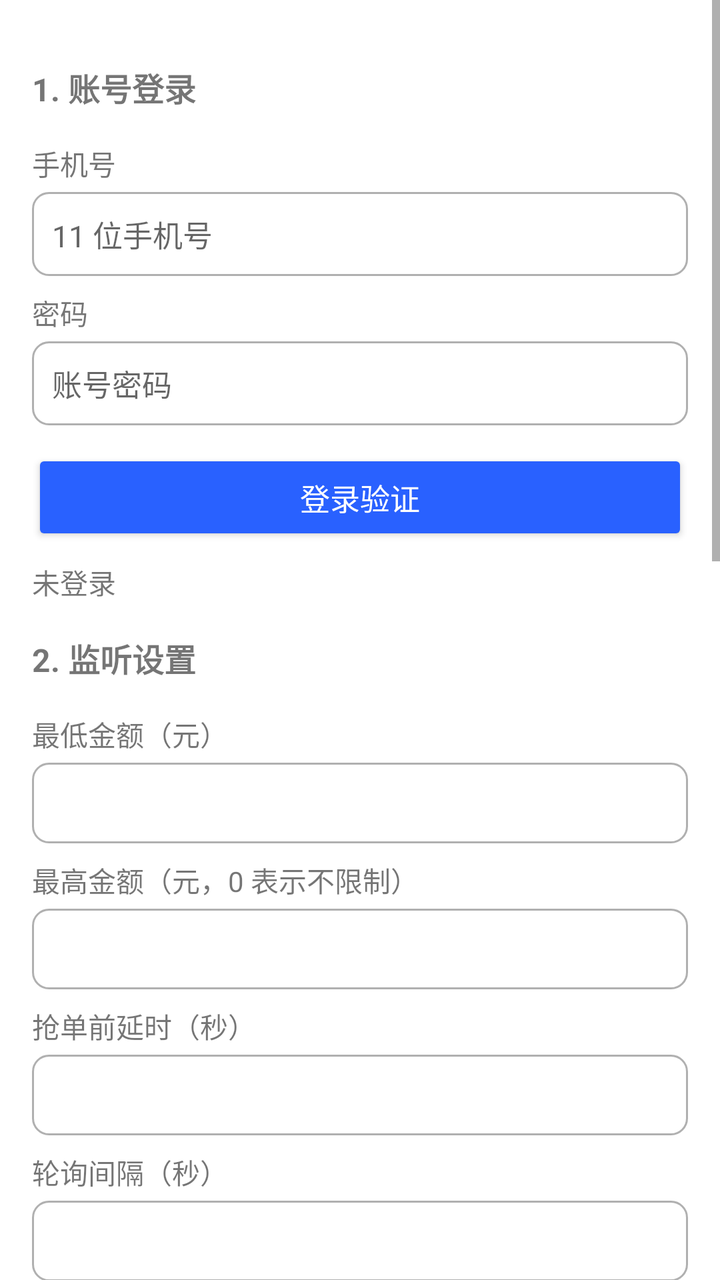
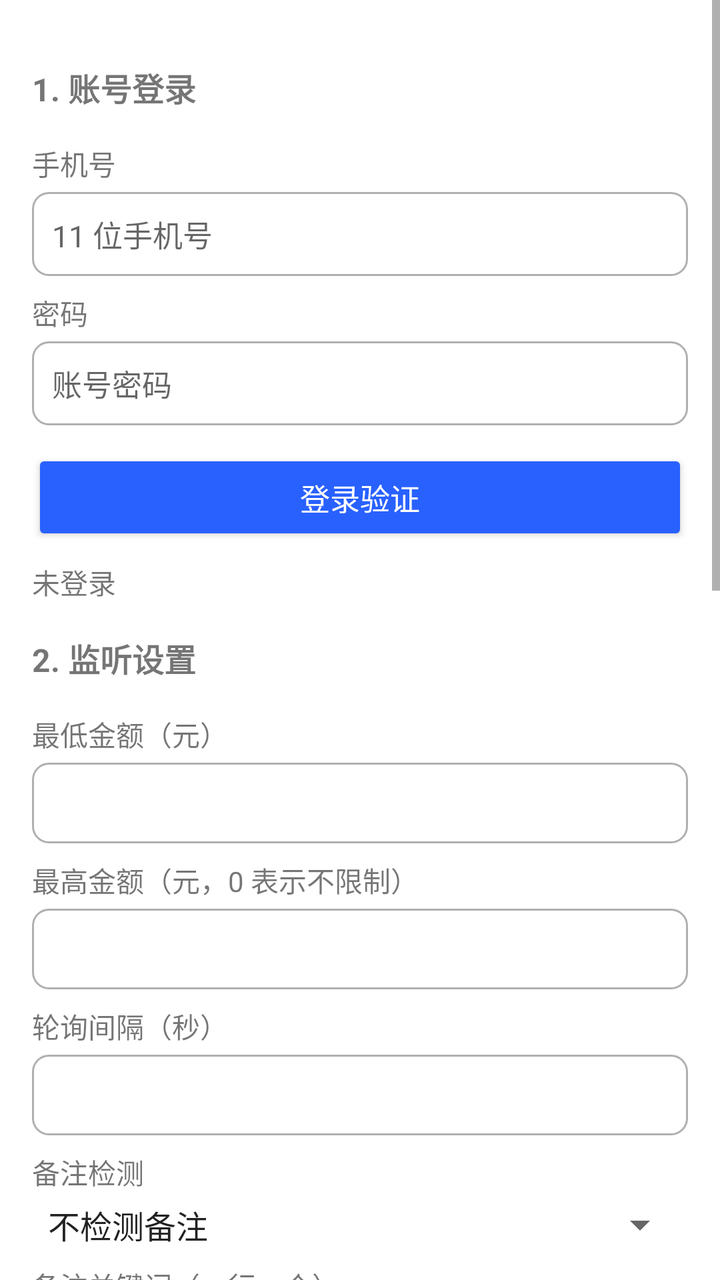

An Android layout rendered at two revisions. The XML below is the earlier revision; the diff shows what the commit changed to produce the second picture.
<!-- AndroidManifest.xml: application theme Theme.DPGrabber -->
<!-- res/layout/activity_main.xml -->
<?xml version="1.0" encoding="utf-8"?>
<ScrollView xmlns:android="http://schemas.android.com/apk/res/android"
    android:layout_width="match_parent"
    android:layout_height="match_parent"
    android:fillViewport="true">

    <LinearLayout
        android:layout_width="match_parent"
        android:layout_height="wrap_content"
        android:orientation="vertical"
        android:padding="16dp">

        <TextView
            android:id="@+id/credentialsWarning"
            android:layout_width="match_parent"
            android:layout_height="wrap_content"
            android:text="@string/credentials_unencrypted_warning"
            android:textColor="#B00020"
            android:textSize="13sp"
            android:visibility="gone" />

        <TextView
            style="@style/SectionTitle"
            android:text="@string/section_login" />

        <TextView
            style="@style/FieldLabel"
            android:text="@string/label_phone" />

        <EditText
            android:id="@+id/phoneInput"
            style="@style/FieldInput"
            android:hint="@string/hint_phone"
            android:inputType="phone"
            android:maxLines="1" />

        <TextView
            style="@style/FieldLabel"
            android:text="@string/label_password" />

        <EditText
            android:id="@+id/passwordInput"
            style="@style/FieldInput"
            android:hint="@string/hint_password"
            android:inputType="textPassword"
            android:maxLines="1" />

        <Button
            android:id="@+id/loginButton"
            style="@style/PrimaryButton"
            android:text="@string/btn_login" />

        <TextView
            android:id="@+id/loginStatus"
            android:layout_width="match_parent"
            android:layout_height="wrap_content"
            android:paddingTop="8dp"
            android:text="@string/login_not_logged_in"
            android:textSize="14sp" />

        <TextView
            style="@style/SectionTitle"
            android:text="@string/section_settings" />

        <TextView
            style="@style/FieldLabel"
            android:text="@string/label_min_amount" />

        <EditText
            android:id="@+id/minAmountInput"
            style="@style/FieldInput"
            android:inputType="numberDecimal"
            android:maxLines="1" />

        <TextView
            style="@style/FieldLabel"
            android:text="@string/label_max_amount" />

        <EditText
            android:id="@+id/maxAmountInput"
            style="@style/FieldInput"
            android:inputType="numberDecimal"
            android:maxLines="1" />

        <TextView
            style="@style/FieldLabel"
            android:text="@string/label_user_delay" />

        <EditText
            android:id="@+id/userDelayInput"
            style="@style/FieldInput"
            android:inputType="number"
            android:maxLines="1" />

        <TextView
            style="@style/FieldLabel"
            android:text="@string/label_poll_interval" />

        <EditText
            android:id="@+id/pollIntervalInput"
            style="@style/FieldInput"
            android:inputType="numberDecimal"
            android:maxLines="1" />

        <TextView
            style="@style/FieldLabel"
            android:text="@string/label_memo_mode" />

        <Spinner
            android:id="@+id/memoModeSpinner"
            android:layout_width="match_parent"
            android:layout_height="wrap_content"
            android:entries="@array/memo_mode_options" />

        <TextView
            style="@style/FieldLabel"
            android:text="@string/label_memo_keywords" />

        <EditText
            android:id="@+id/memoKeywordsInput"
            style="@style/FieldInput"
            android:hint="@string/hint_memo_keywords"
            android:inputType="textMultiLine"
            android:minLines="2" />

        <TextView
            style="@style/FieldLabel"
            android:text="@string/label_blacklist" />

        <EditText
            android:id="@+id/blacklistInput"
            style="@style/FieldInput"
            android:hint="@string/hint_blacklist"
            android:inputType="textMultiLine"
            android:minLines="2" />

        <Button
            android:id="@+id/saveSettingsButton"
            style="@style/PrimaryButton"
            android:text="@string/btn_save_settings" />

        <TextView
            style="@style/SectionTitle"
            android:text="@string/section_listen" />

        <Button
            android:id="@+id/startButton"
            style="@style/PrimaryButton"
            android:text="@string/btn_start_listen" />

        <Button
            android:id="@+id/stopButton"
            style="@style/NormalButton"
            android:text="@string/btn_stop_listen" />

        <TextView
            android:id="@+id/listenStatus"
            android:layout_width="match_parent"
            android:layout_height="wrap_content"
            android:paddingTop="8dp"
            android:text="@string/status_idle"
            android:textSize="14sp" />

        <LinearLayout
            android:layout_width="match_parent"
            android:layout_height="wrap_content"
            android:orientation="horizontal"
            android:paddingTop="8dp">

            <TextView
                style="@style/SectionTitle"
                android:layout_width="0dp"
                android:layout_height="wrap_content"
                android:layout_weight="1"
                android:paddingTop="0dp"
                android:text="@string/section_log" />

            <Button
                android:id="@+id/clearLogButton"
                style="@style/NormalButton"
                android:layout_width="wrap_content"
                android:layout_marginTop="0dp"
                android:text="@string/btn_clear_log" />
        </LinearLayout>

        <ScrollView
            android:layout_width="match_parent"
            android:layout_height="220dp"
            android:background="@drawable/bg_input">

            <TextView
                android:id="@+id/logView"
                android:layout_width="match_parent"
                android:layout_height="wrap_content"
                android:padding="8dp"
                android:text="@string/log_empty"
                android:textIsSelectable="true"
                android:textSize="12sp"
                android:typeface="monospace" />
        </ScrollView>

        <TextView
            android:layout_width="match_parent"
            android:layout_height="wrap_content"
            android:paddingTop="16dp"
            android:text="DPGrabber 独立版 · 手机号 + 密码登录 · 不注入宿主 App"
            android:textSize="12sp" />
    </LinearLayout>
</ScrollView>
<!-- resources referenced by this layout -->
<resources>
  <string-array name="memo_mode_options">
          <item>不检测备注</item>
          <item>有备注的订单不抢</item>
      </string-array>
  <!-- drawable bg_input (drawable) -->
  <?xml version="1.0" encoding="utf-8"?>
  <shape xmlns:android="http://schemas.android.com/apk/res/android"
      android:shape="rectangle">
      <solid android:color="?attr/colorBackground" />
      <stroke android:width="1dp" android:color="#B0B0B0" />
      <corners android:radius="8dp" />
  </shape>
  <string name="btn_clear_log">清空日志</string>
  <string name="btn_login">登录验证</string>
  <string name="btn_save_settings">保存设置</string>
  <string name="btn_start_listen">开始监听</string>
  <string name="btn_stop_listen">停止监听</string>
  <string name="credentials_unencrypted_warning">注意：本机加密存储不可用，账号密码以普通方式保存，请注意设备安全。</string>
  <string name="hint_blacklist">命中黑名单的订单不抢</string>
  <string name="hint_memo_keywords">订单备注包含任一关键词就不抢</string>
  <string name="hint_password">账号密码</string>
  <string name="hint_phone">11 位手机号</string>
  <string name="label_blacklist">黑名单微信号（一行一个）</string>
  <string name="label_max_amount">最高金额（元，0 表示不限制）</string>
  <string name="label_memo_keywords">备注关键词（一行一个）</string>
  <string name="label_memo_mode">备注检测</string>
  <string name="label_min_amount">最低金额（元）</string>
  <string name="label_password">密码</string>
  <string name="label_phone">手机号</string>
  <string name="label_poll_interval">轮询间隔（秒）</string>
  <string name="label_user_delay">抢单前延时（秒）</string>
  <string name="log_empty">暂无日志</string>
  <string name="login_not_logged_in">未登录</string>
  <string name="section_listen">3. 监听</string>
  <string name="section_log">运行日志</string>
  <string name="section_login">1. 账号登录</string>
  <string name="section_settings">2. 监听设置</string>
  <string name="status_idle">状态：未运行</string>
  <style name="FieldInput">
          <item name="android:layout_width">match_parent</item>
          <item name="android:layout_height">wrap_content</item>
          <item name="android:textSize">15sp</item>
          <item name="android:padding">10dp</item>
          <item name="android:background">@drawable/bg_input</item>
      </style>
  <style name="FieldLabel">
          <item name="android:layout_width">match_parent</item>
          <item name="android:layout_height">wrap_content</item>
          <item name="android:textSize">14sp</item>
          <item name="android:paddingTop">8dp</item>
          <item name="android:paddingBottom">4dp</item>
      </style>
  <style name="NormalButton" parent="Widget.AppCompat.Button">
          <item name="android:layout_width">match_parent</item>
          <item name="android:layout_height">wrap_content</item>
          <item name="android:layout_marginTop">8dp</item>
          <item name="android:textSize">15sp</item>
      </style>
  <style name="PrimaryButton" parent="Widget.AppCompat.Button.Colored">
          <item name="android:layout_width">match_parent</item>
          <item name="android:layout_height">wrap_content</item>
          <item name="android:layout_marginTop">12dp</item>
          <item name="android:textSize">15sp</item>
      </style>
  <style name="SectionTitle">
          <item name="android:layout_width">match_parent</item>
          <item name="android:layout_height">wrap_content</item>
          <item name="android:textSize">16sp</item>
          <item name="android:textStyle">bold</item>
          <item name="android:paddingTop">16dp</item>
          <item name="android:paddingBottom">8dp</item>
      </style>
  <style name="Theme.DPGrabber" parent="Theme.AppCompat.DayNight.NoActionBar">
          <item name="colorPrimary">#2961FF</item>
          <item name="colorPrimaryDark">#1A40BF</item>
          <item name="colorAccent">#2961FF</item>
          <item name="colorBackground">@color/background</item>
          <item name="android:windowBackground">?attr/colorBackground</item>
      </style>
  <color name="background">#FFFFFF</color>
</resources>

<!-- the commit's change to res/layout/activity_main.xml (unified diff, before → after) -->
@@ -80,16 +80,6 @@
             android:id="@+id/maxAmountInput"
             style="@style/FieldInput"
             android:inputType="numberDecimal"
-            android:maxLines="1" />
-
-        <TextView
-            style="@style/FieldLabel"
-            android:text="@string/label_user_delay" />
-
-        <EditText
-            android:id="@+id/userDelayInput"
-            style="@style/FieldInput"
-            android:inputType="number"
             android:maxLines="1" />
 
         <TextView
<!-- resource entries referenced after the edit -->
@@ -30,7 +30,6 @@
   <string name="label_password">密码</string>
   <string name="label_phone">手机号</string>
   <string name="label_poll_interval">轮询间隔（秒）</string>
-  <string name="label_user_delay">抢单前延时（秒）</string>
   <string name="log_empty">暂无日志</string>
   <string name="login_not_logged_in">未登录</string>
   <string name="section_listen">3. 监听</string>
